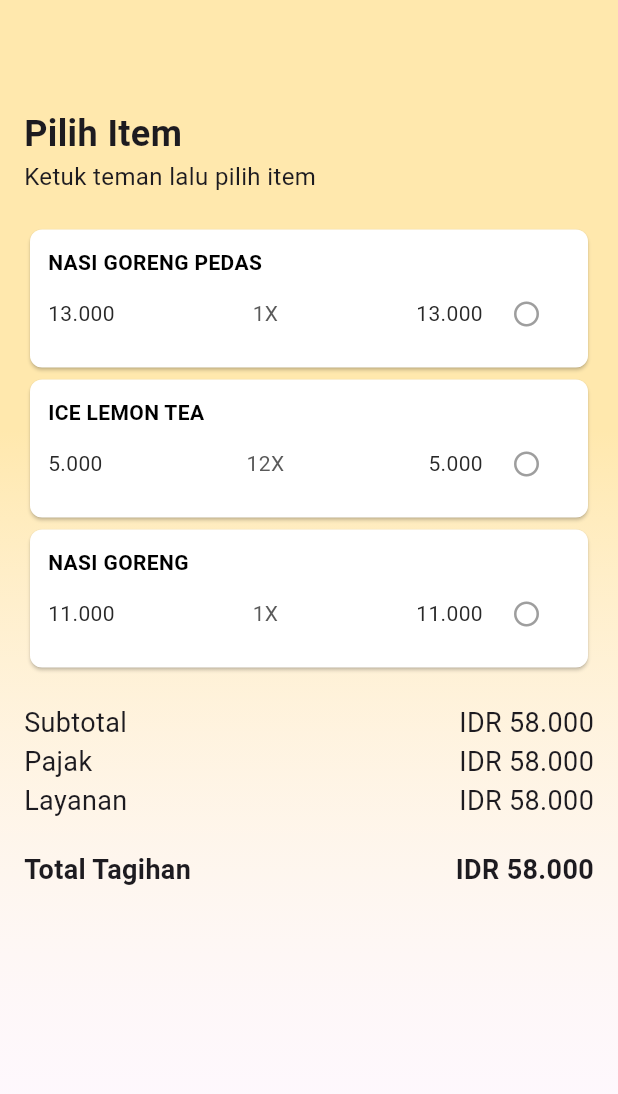
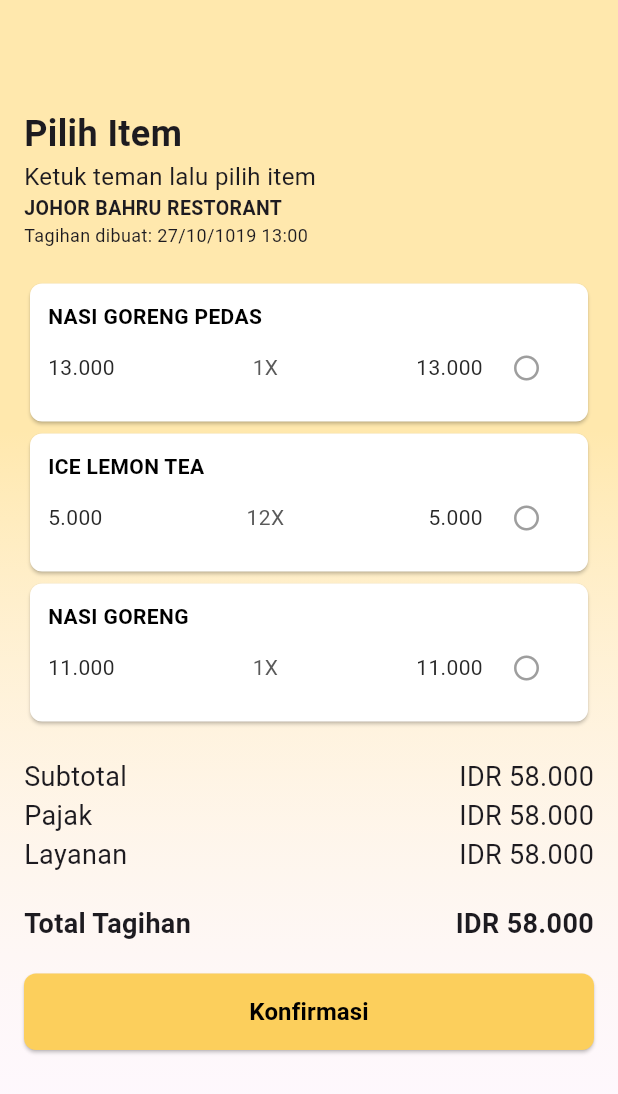
Before and after one commit to ALFIAN-code/struk.in-pdbl, a Flutter app: the screen it shows after launch, on a phone screen of 412 x 824 dp. Shown: the top 1094 px of the screen. Run offline on Flutter 3.47's test engine with Material 3 defaults, Android fonts, the phone set to English and light mode, and no system bars; our stand-ins replace get, google_fonts, smooth_page_indicator.

Commit message:
konfirmasi

```diff
--- a/lib/view/split_page.dart
+++ b/lib/view/split_page.dart
@@ -10,7 +10,13 @@ class SplitPage extends StatefulWidget {
 }
 
 class _SplitPageState extends State<SplitPage> {
+  int? selectedFriend;
   int? selectedIndex; // Lacak index yang dipilih
+
+  List<Map<String, dynamic>> friends = [
+    {'name': 'RAIHAN', 'image': 'assets/raihan.png'},
+    {'name': 'HILMI', 'image': 'assets/hilmi.png'},
+  ];
 
   @override
   Widget build(BuildContext context) {
@@ -46,7 +52,25 @@ class _SplitPageState extends State<SplitPage> {
                 fontWeight: FontWeight.normal,
               ),
             ),
+             Text(
+              'JOHOR BAHRU RESTORANT',
+              style: GoogleFonts.roboto(
+                fontSize: 13,
+                fontWeight: FontWeight.bold,
+              ),
+            ),
+            Text(
+              'Tagihan dibuat: 27/10/1019 13:00',
+              style: GoogleFonts.roboto(
+                fontSize: 12,
+                fontWeight: FontWeight.normal,
+              ),
+            ),
             const SizedBox(height: 20),
+            Row(
+
+            ),
+
             ListView.builder(
               shrinkWrap: true,
               physics: const NeverScrollableScrollPhysics(),
@@ -145,6 +169,34 @@ class _SplitPageState extends State<SplitPage> {
                 ),
               ],
             ),
+                        const SizedBox(height: 20),
+            Align(
+              alignment: Alignment.bottomCenter,
+              child: SizedBox(
+                width: double.infinity,
+                child: ElevatedButton(
+                  onPressed: () {
+                    // Aksi ketika tombol Konfirmasi ditekan
+                    print("Tombol Konfirmasi ditekan");
+                  },
+                  style: ElevatedButton.styleFrom(
+                    backgroundColor: Color.fromRGBO(252, 207, 92, 1.0),
+                    padding: EdgeInsets.symmetric(vertical: 14),
+                    shape: RoundedRectangleBorder(
+                      borderRadius: BorderRadius.circular(8),
+                    ),
+                  ),
+                  child: Text(
+                    'Konfirmasi',
+                    style: GoogleFonts.roboto(
+                      fontSize: 16,
+                      fontWeight: FontWeight.bold,
+                      color: Colors.black,
+                    ),
+                  ),
+                ),
+              ),
+            ),
           ],
         ),
       ),
```
